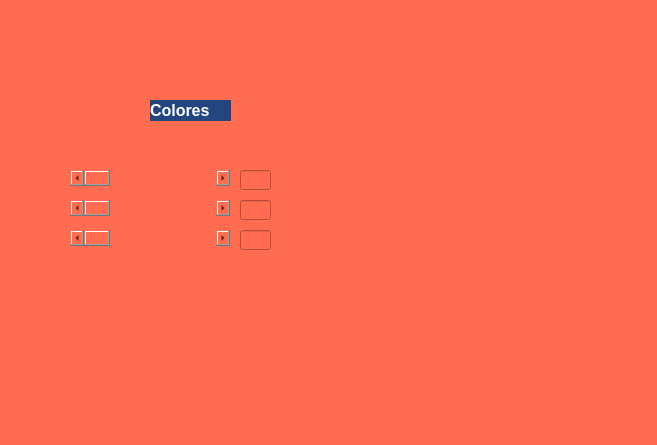
Above: Unidad 2/P7_CambiarColor.ui from cisgarnat/PIP-2024-01 before the change. Below: the same form after it.
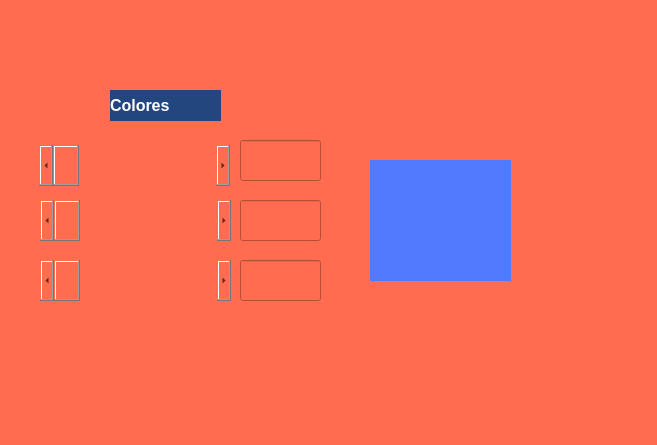
That is the form after the change. Icons and pictures are not drawn.

What changed in the file:
```diff
--- a/Unidad 2/P7_CambiarColor.ui
+++ b/Unidad 2/P7_CambiarColor.ui
@@ -77,12 +77,15 @@
    <widget class="QLabel" name="label_7">
     <property name="geometry">
      <rect>
-      <x>350</x>
-      <y>140</y>
+      <x>370</x>
+      <y>160</y>
       <width>141</width>
       <height>121</height>
      </rect>
     </property>
+    <property name="styleSheet">
+     <string notr="true">background-color: rgb(82, 122, 255);</string>
+    </property>
     <property name="text">
      <string/>
     </property>
@@ -96,10 +99,10 @@
    <widget class="QLabel" name="label_4">
     <property name="geometry">
      <rect>
-      <x>150</x>
-      <y>100</y>
-      <width>81</width>
-      <height>21</height>
+      <x>110</x>
+      <y>90</y>
+      <width>111</width>
+      <height>31</height>
      </rect>
     </property>
     <property name="font">
@@ -121,10 +124,10 @@
    <widget class="QScrollBar" name="horizontalScrollBar">
     <property name="geometry">
      <rect>
-      <x>70</x>
-      <y>170</y>
-      <width>160</width>
-      <height>16</height>
+      <x>39</x>
+      <y>145</y>
+      <width>191</width>
+      <height>41</height>
      </rect>
     </property>
     <property name="font">
@@ -143,9 +146,9 @@
     <property name="geometry">
      <rect>
       <x>240</x>
-      <y>170</y>
-      <width>31</width>
-      <height>20</height>
+      <y>140</y>
+      <width>81</width>
+      <height>41</height>
      </rect>
     </property>
     <property name="font">
@@ -160,8 +163,8 @@
      <rect>
       <x>240</x>
       <y>200</y>
-      <width>31</width>
-      <height>20</height>
+      <width>81</width>
+      <height>41</height>
      </rect>
     </property>
     <property name="font">
@@ -174,10 +177,10 @@
    <widget class="QScrollBar" name="horizontalScrollBar_2">
     <property name="geometry">
      <rect>
-      <x>70</x>
+      <x>40</x>
       <y>200</y>
-      <width>160</width>
-      <height>16</height>
+      <width>191</width>
+      <height>41</height>
      </rect>
     </property>
     <property name="font">
@@ -195,10 +198,10 @@
    <widget class="QScrollBar" name="horizontalScrollBar_3">
     <property name="geometry">
      <rect>
-      <x>70</x>
-      <y>230</y>
-      <width>160</width>
-      <height>16</height>
+      <x>40</x>
+      <y>260</y>
+      <width>191</width>
+      <height>41</height>
      </rect>
     </property>
     <property name="font">
@@ -217,9 +220,9 @@
     <property name="geometry">
      <rect>
       <x>240</x>
-      <y>230</y>
-      <width>31</width>
-      <height>20</height>
+      <y>260</y>
+      <width>81</width>
+      <height>41</height>
      </rect>
     </property>
     <property name="font">
```
Left out of the diff: 17 changed lines with no effect on the pictures.
